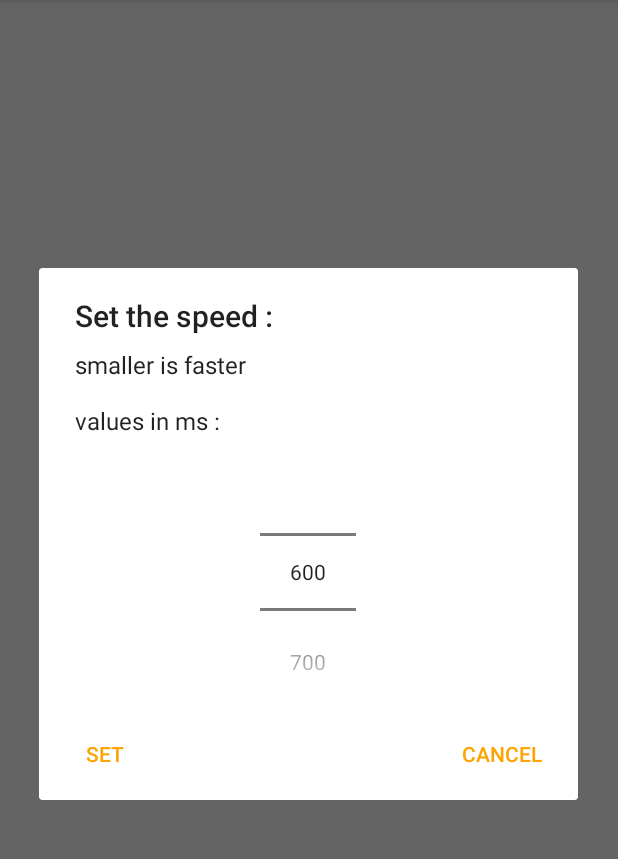
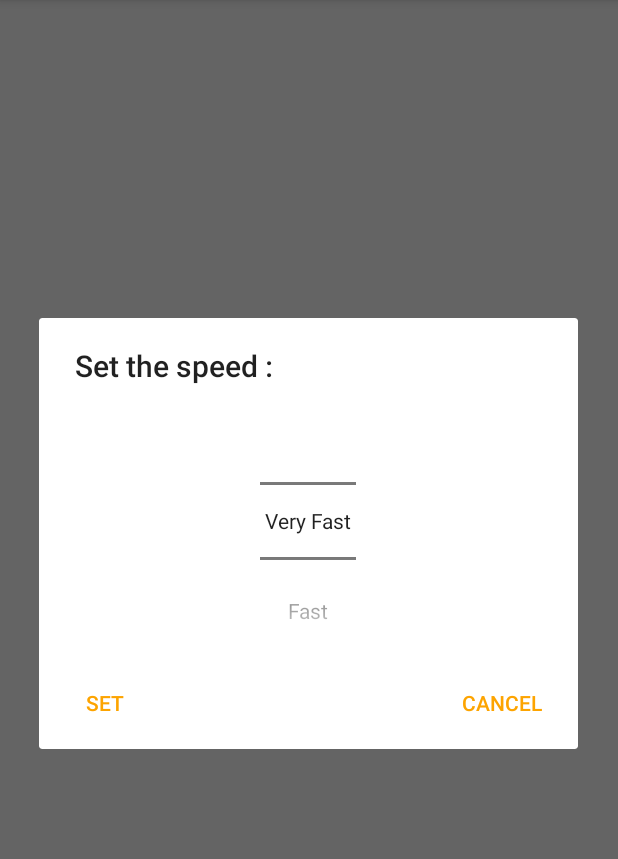
Before and after one commit to pepinpin/microMorse, an Android app: the screen it shows after launch (MainActivity), in the options menu, after a tap on "Settings", on a phone screen of 412 x 824 dp, the part 84-943 px from its top. Run offline under Robolectric (Android 15) with nearby library versions, the phone set to English and light mode, and no system bars; libraries missing offline, so code that uses them is left out: org.apache.commons; 3 statements that could not run were skipped.

Commit message:
- use of an enum to deal with the values in the settings - settings message is much simpler (use of fast, normal, slow instead of values in ms) - code clean up - extracted the snack messages to string.xml

```diff
--- a/app/src/main/java/net/biospherecorp/umorse/MainActivity.java
+++ b/app/src/main/java/net/biospherecorp/umorse/MainActivity.java
@@ -19,18 +19,38 @@ public class MainActivity extends AppCompatActivity{
 
 	private TextToMorseFragment ttmFragment;
 
+	// set by the settings and used
+	// by the SendMorseTask AsyncTask
 	static int delayTime;
 
-	// Array holding the values to be displayed
-	// in the settings AlertDialog/NumberPicker
-	private final static String[] DELAYS = {"600","700","800","900","1000", "1100", "1200", "1300", "1400", "1500"};
+	// Enum holding the name and values for the emitting speed
+	// used in the settings
+	private enum Delays{
+		VERY_FAST(R.string.emitting_speed_very_fast ,600),
+		FAST(R.string.emitting_speed_fast,800),
+		NORMAL(R.string.emitting_speed_normal, 1000),
+		SLOW(R.string.emitting_speed_slow, 1200),
+		VERY_SLOW(R.string.emitting_speed_very_slow, 1400);
+
+		int name;
+		int speed;
+		Delays(int stringId, int speedInMs){
+			this.name = stringId;
+			this.speed = speedInMs;
+		}
+	}
+
+	MainActivity getActivity(){
+		return  getActivity();
+	}
 
 	@Override
 	protected void onCreate(Bundle savedInstanceState) {
 		super.onCreate(savedInstanceState);
 
-		delayTime = Integer.valueOf(DELAYS[loadDelayPositionFromSharedPreferences()]);
+		delayTime = Delays.values()[loadDelayPositionFromSharedPreferences()].speed;
 		ttmFragment = new TextToMorseFragment();
+
 
 		getFragmentManager().beginTransaction()
 				.replace(android.R.id.content, ttmFragment)
@@ -54,6 +74,8 @@ public class MainActivity extends AppCompatActivity{
 		switch(item.getItemId()){
 			case R.id.ttm_menu:
 
+				// show the Text to Morse Fragment
+
 				ttmFragment = new TextToMorseFragment();
 
 					getFragmentManager().beginTransaction()
@@ -63,7 +85,8 @@ public class MainActivity extends AppCompatActivity{
 
 			case R.id.mtt_menu:
 
-				//MorseToTextFragment mttFragment = new MorseToTextFragment();
+				// show the Morse to Text Fragment
+
 				MorseToTextFragment mttFragment = new MorseToTextFragment();
 
 				getFragmentManager().beginTransaction()
@@ -89,21 +112,29 @@ public class MainActivity extends AppCompatActivity{
 
 		// set the title and message
 		adb.setTitle(R.string.settings_title);
-		adb.setMessage(R.string.settings_message);
+		//adb.setMessage(R.string.settings_message);
 
 		// create the numberPicker
 		final NumberPicker np = new NumberPicker(this);
 
+
+		final String[] tmpValues = new String[Delays.values().length];
+
+		for (Delays value : Delays.values()){
+			tmpValues[value.ordinal()] = getResources().getString(value.name);
+		}
+
 		// set the values to display (values set)
-		np.setDisplayedValues(DELAYS);
+		np.setDisplayedValues(tmpValues);
 
-		// set the min value position in the values set
+		// set the min position in the Enum
 		np.setMinValue(0);
-		// set the max value position in the values set
-		np.setMaxValue(9);
+		// set the max position in the Enum
+		np.setMaxValue(Delays.values().length - 1);
 
-		// set the default value position in the values set
+		// set the saved position from the SharedPreferences
 		np.setValue(loadDelayPositionFromSharedPreferences());
+
 		// set the wheel to NOT go around indefinitely
 		np.setWrapSelectorWheel(false);
 
@@ -124,10 +155,13 @@ public class MainActivity extends AppCompatActivity{
 			@Override
 			public void onClick(DialogInterface dialogInterface, int i) {
 
-				int position = np.getValue();
+				int positionInWheel = np.getValue();
 
-				saveDelayPositionToSharedPreferences(position);
-				delayTime = Integer.valueOf(DELAYS[position]);
+				// Save the position to the SharedPreferences
+				saveDelayPositionToSharedPreferences(positionInWheel);
+
+				// update the delayTime
+				delayTime = Delays.values()[positionInWheel].speed;
 
 				dialogInterface.dismiss();
 			}
@@ -146,16 +180,17 @@ public class MainActivity extends AppCompatActivity{
 		adb.show();
 	}
 
-	// save the "delay" value in the default SharedPreferences
+	// save the "delay" position (from the wheel) in the default SharedPreferences
+	//
 	private void saveDelayPositionToSharedPreferences(int value){
-		SharedPreferences.Editor editor = getDefaultSharedPreferences(getApplicationContext()).edit();
+		SharedPreferences.Editor editor = getDefaultSharedPreferences(this).edit();
 		editor.putInt("delay", value);
 		editor.apply();
 	}
 
-	// load the "delay" value from the SharedPreferences
+	// load the "delay" position (in the Enum) from the default SharedPreferences
 	private int loadDelayPositionFromSharedPreferences(){
-		SharedPreferences sharedPreferences = getDefaultSharedPreferences(getApplicationContext());
+		SharedPreferences sharedPreferences = getDefaultSharedPreferences(this);
 		return sharedPreferences.getInt("delay", 0);
 	}
 
--- a/app/src/main/java/net/biospherecorp/umorse/TextToMorseFragment.java
+++ b/app/src/main/java/net/biospherecorp/umorse/TextToMorseFragment.java
@@ -142,9 +142,12 @@ public class TextToMorseFragment extends Fragment implements TranslateMorseTask.
 		sendingColor = getResources().getColor(R.color.sendButtonSending);
 		notSendingColor = getResources().getColor(R.color.sendButtonNotSending);
 
+		// the Floating Action Button => send button
 		sendButton = (FloatingActionButton) view.findViewById(R.id.sendMorseCodeButton);
 
+		// set the bkg image
 		sendButton.setImageResource(android.R.drawable.ic_media_play);
+		// set the bkg color
 		sendButton.setBackgroundTintList(ColorStateList.valueOf(notSendingColor));
 
 		// the snack is going to be shown
@@ -162,31 +165,23 @@ public class TextToMorseFragment extends Fragment implements TranslateMorseTask.
 					toggleButton();
 
 					// show the snack
-					showSnack("Sending Morse code !", Snackbar.LENGTH_INDEFINITE);
+					showSnack(getString(R.string.snack_sending_morse_code), Snackbar.LENGTH_INDEFINITE);
 
 					// send the morse code
 					_task = new SendMorseTask((MainActivity) (getActivity()));
 					_task.execute(_translatedString);
-
 				}else{
 
-					isSending = false;
-
-					// stop sending morse code
-					clearTask();
-					// change the state of the button
-					toggleButton();
-
-					// if the string isn't empty
+					// if the string isn't empty and
+					// morse code is being sent
 					if (!_translatedString.equals("")){
 
-						// show the snack
-						showSnack("Stop sending Morse code !", 500);
+						//cancel
+						cancelSending();
 					}else{
-
-						setButton(false);
-						// show the snack
-						showSnack("No Morse code to send !", 800);
+						// if string is empty and
+						// no morse code is being sent
+						showSnack(getString(R.string.snack_nothing_to_send), 800);
 					}
 				}
 			}
@@ -202,8 +197,9 @@ public class TextToMorseFragment extends Fragment implements TranslateMorseTask.
 	public void onPause() {
 		super.onPause();
 
-		clearTask();
-		setButton(false);
+		if (isSending){
+			cancelSending();
+		}
 	}
 
 
@@ -221,7 +217,7 @@ public class TextToMorseFragment extends Fragment implements TranslateMorseTask.
 		setButton(false);
 
 		// show the snack
-		showSnack("Stop sending Morse code !", 500);
+		showSnack(getString(R.string.snack_stop_sending), 500);
 	}
 
 
@@ -232,24 +228,29 @@ public class TextToMorseFragment extends Fragment implements TranslateMorseTask.
 
 	private void toggleButton(){
 
-		if(sendButton != null){
+		if(sendButton != null &&
+				textToTranslate != null){
 
 			if (!isSending){
+
+				textToTranslate.setEnabled(true);
+
 				sendButton.setBackgroundTintList(ColorStateList.valueOf(notSendingColor));
 				sendButton.setImageResource(android.R.drawable.ic_media_play);
-				textToTranslate.setEnabled(true);
 			}else{
+
+				textToTranslate.setEnabled(false);
+
 				sendButton.setBackgroundTintList(ColorStateList.valueOf(sendingColor));
 				sendButton.setImageResource(android.R.drawable.ic_delete);
-				textToTranslate.setEnabled(false);
 			}
 		}
 	}
 
 	private void showSnack(String text, int duration){
-			snack.setText(text)
-					.setDuration(duration)
-					.show();
+		snack.setText(text)
+				.setDuration(duration)
+				.show();
 	}
 
 	private void clearTask(){
@@ -259,5 +260,4 @@ public class TextToMorseFragment extends Fragment implements TranslateMorseTask.
 			_task = null;
 		}
 	}
-
 }
--- a/app/src/main/res/values/strings.xml
+++ b/app/src/main/res/values/strings.xml
@@ -18,5 +18,13 @@
 	<string name="text_to_morse">Text To Morse</string>
 	<string name="morse_to_text">Morse to Text</string>
 	<string name="settings">Settings</string>
+	<string name="emitting_speed_slow">Slow</string>
+	<string name="emitting_speed_very_slow">Very Slow</string>
+	<string name="emitting_speed_normal">Normal</string>
+	<string name="emitting_speed_fast">Fast</string>
+	<string name="emitting_speed_very_fast">Very Fast</string>
+	<string name="snack_sending_morse_code">Sending Morse code...</string>
+	<string name="snack_nothing_to_send">No Morse code to send</string>
+	<string name="snack_stop_sending">Stop sending Morse code !</string>
 
 </resources>
```
Also changed, not shown: 2 other files.
